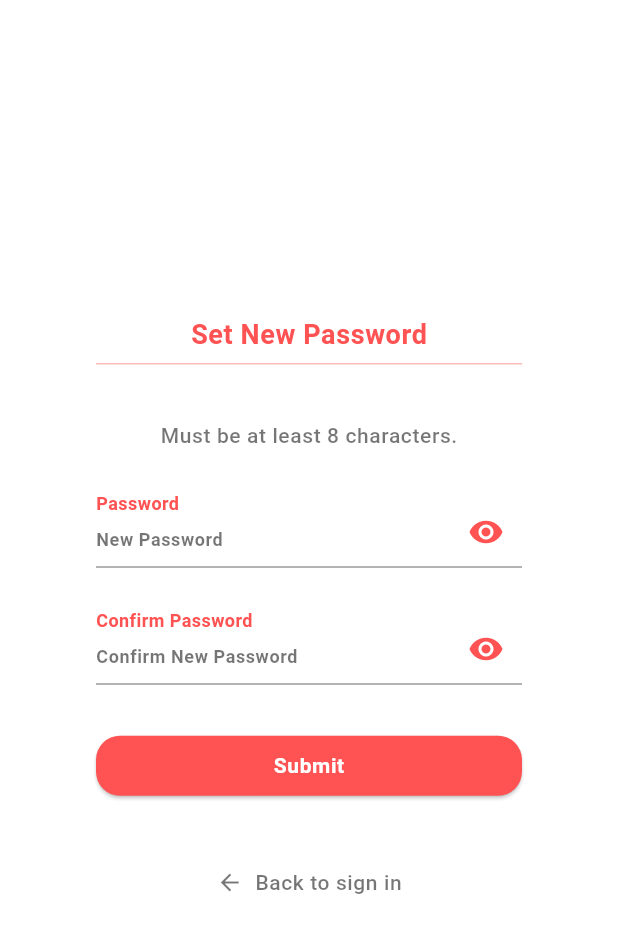
After one commit to arif-uddin-2k/flight_logbook_app, a Flutter app: the screen it shows after launch, on a phone screen of 412 x 824 dp. The commit adds this screen. Shown: the top 933 px of the screen. Run offline on Flutter 3.47's test engine with Material 3 defaults, Android fonts, the light colour scheme and no system bars; our stand-ins replace device_preview, dropdown_button2, pin_code_fields; missing offline and left inert: animated_button_bar, bottom_picker.

Commit message:
3 Screens are added

```diff
--- a/lib/app.dart
+++ b/lib/app.dart
@@ -1,5 +1,5 @@
 import 'package:device_preview/device_preview.dart';
-import 'package:flight_log_book/screens/main_navbar_screen.dart';
+import 'package:flight_log_book/screens/Authentication/set_new_password.dart';
 import 'package:flight_log_book/theme/light_theme_data.dart';
 import 'package:flutter/material.dart';
 
@@ -14,7 +14,7 @@ class App extends StatelessWidget {
       builder: DevicePreview.appBuilder,
       theme: AppTheme.getLightThemeData(),
       //darkTheme: AppTheme.getLightThemeData(),
-      home: const MainBottomNavScreen(),
+      home: const SetNewPasswordScreen(),
     );
   }
 }
--- /dev/null
+++ b/lib/screens/Authentication/set_new_password.dart
@@ -0,0 +1,109 @@
+import 'package:flutter/material.dart';
+
+import '../../utils/app_colors.dart';
+
+class SetNewPasswordScreen extends StatefulWidget {
+  const SetNewPasswordScreen({super.key});
+
+  @override
+  State<SetNewPasswordScreen> createState() => _SetNewPasswordScreenState();
+}
+
+class _SetNewPasswordScreenState extends State<SetNewPasswordScreen> {
+  @override
+  Widget build(BuildContext context) {
+    return Scaffold(
+         body: Padding(padding: EdgeInsets.all(64),
+         child: Column(
+           mainAxisAlignment: MainAxisAlignment.center,
+           children: [
+             SizedBox(
+                 child: Text(
+                   "Set New Password",
+                   style: Theme.of(context).textTheme.titleLarge,
+                 )),
+             Divider(
+               color: Theme.of(context).colorScheme.primary.withOpacity(0.4),
+             ),
+             const SizedBox(
+               height: 30,
+             ),
+             SizedBox(
+                 child: Text(
+                   "Must be at least 8 characters.",
+                   style: Theme.of(context).textTheme.titleSmall,
+                 )),
+             const SizedBox(
+               height: 30,
+             ),
+             SizedBox(
+               width: MediaQuery.of(context).size.width * 0.7,
+               child: TextFormField(
+                 decoration: const InputDecoration(
+                   label: Text('Password'),
+                   hintText: "New Password",
+                   suffixIcon: Icon(Icons.remove_red_eye_sharp),
+                 ),
+               ),
+             ),
+             const SizedBox(
+               height: 30,
+             ), SizedBox(
+               width: MediaQuery.of(context).size.width * 0.7,
+               child: TextFormField(
+                 decoration: const InputDecoration(
+                   label: Text('Confirm Password'),
+                   suffixIcon: Icon(Icons.remove_red_eye_sharp),
+                   hintText: "Confirm New Password",
+                 ),
+               ),
+             ),
+             const SizedBox(
+               height: 30,
+             ),
+             SizedBox(
+               width: MediaQuery.of(context).size.width * 0.8,
+               child: ElevatedButton(
+                 onPressed: () {},
+                 child: Text(
+                   'Submit',
+                   style:
+                   Theme.of(context).textTheme.displayMedium!.copyWith(
+                     color: AppColors.whiteColor,
+                   ),
+                 ),
+               ),
+             ),
+             const SizedBox(
+               height: 30,
+             ),
+             Container(
+               alignment: Alignment.center,
+               width: MediaQuery.of(context).size.width * 0.8,
+               child: TextButton(
+                   onPressed: () {},
+                   child: Row(
+                     mainAxisSize: MainAxisSize.min,
+                     mainAxisAlignment: MainAxisAlignment.center,
+                     children: [
+                       Icon(
+                         Icons.arrow_back,
+                         color: Colors.black54,
+                       ),
+                       SizedBox(
+                         width: 8,
+                       ),
+                       Text(
+                         "Back to sign in",
+                         textAlign: TextAlign.center,
+                         style: Theme.of(context).textTheme.titleSmall,
+                       ),
+                     ],
+                   )),
+             ),
+           ],
+         ),
+         ),
+    );
+  }
+}
--- a/lib/screens/Authentication/set_password_screen.dart
+++ b/lib/screens/Authentication/set_password_screen.dart
@@ -25,7 +25,6 @@ class _SetPasswordScreenState extends State<SetPasswordScreen> {
                   "Set Password",
                   style: Theme.of(context).textTheme.titleLarge,
                 ),
-
               ),
               Divider(
                 color: Theme.of(context)
--- a/pubspec.yaml
+++ b/pubspec.yaml
@@ -19,6 +19,7 @@ dependencies:
   animated_button_bar: ^1.0.0
   bottom_picker: ^2.8.0
   intl: ^0.19.0
+  pin_code_fields: ^8.0.0
 
 dev_dependencies:
   flutter_test:
```
Also changed, not shown: lib/screens/Authentication/pin_varification.dart (+111 -15 lines), lib/screens/Authentication/reset_password.dart (added, +101 -0 lines), lib/screens/Authentication/email_varification.dart (added), lib/screens/Authentication/splash_screen.dart (added), pubspec.lock.
